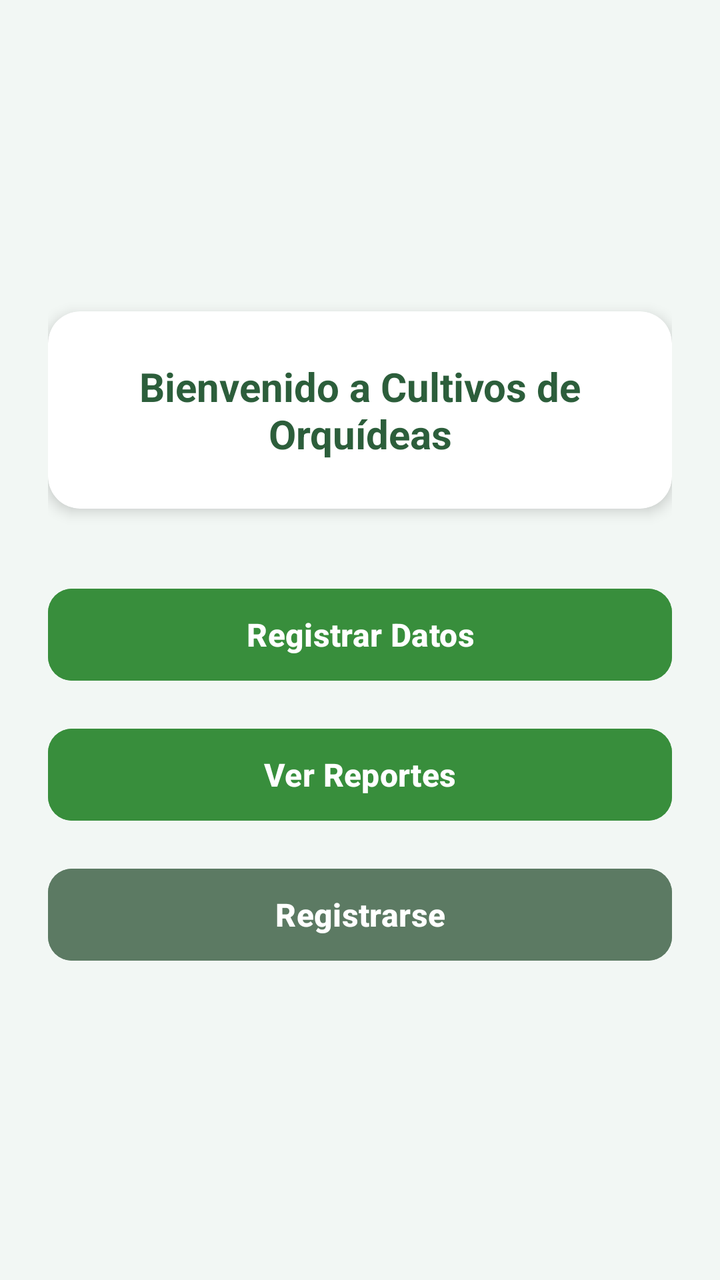
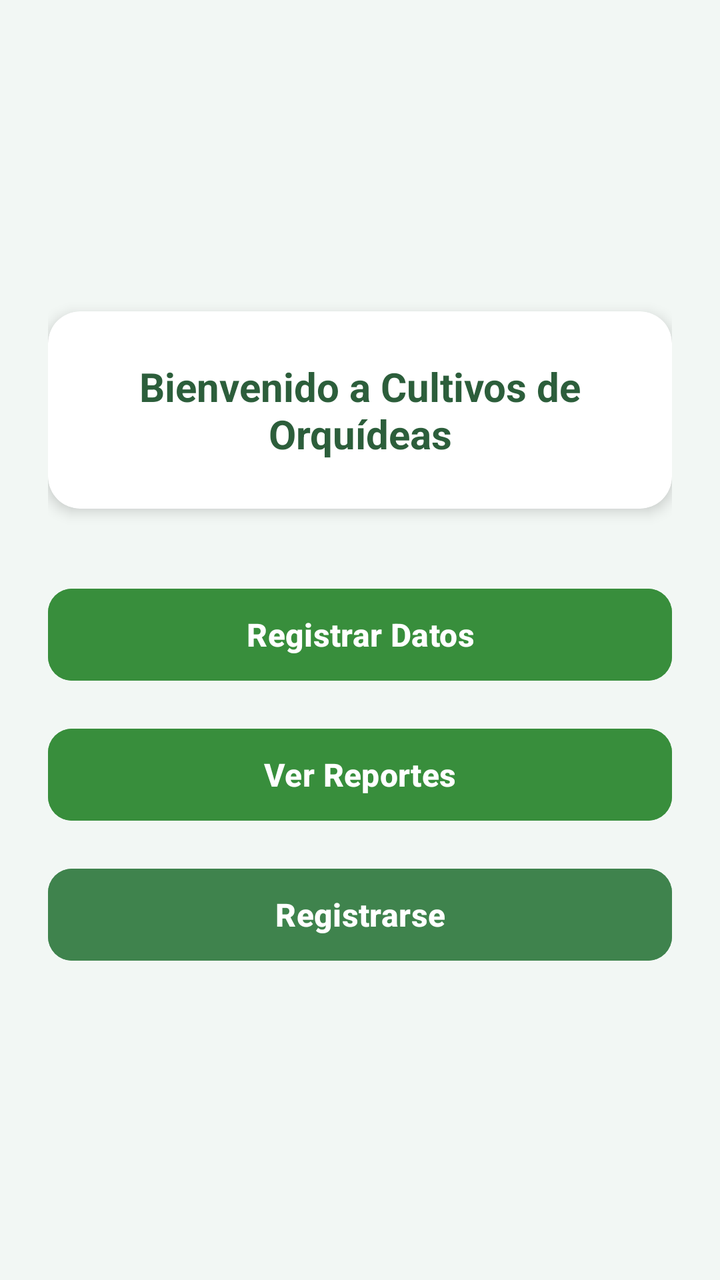

Two renders of the same Android screen: before a commit and after it. Below are the layout's source before the change and the commit's diff.
<!-- AndroidManifest.xml: application theme Theme.Cultivos_Orquideas -->
<!-- res/layout/activity_main.xml -->
<?xml version="1.0" encoding="utf-8"?>
<androidx.constraintlayout.widget.ConstraintLayout xmlns:android="http://schemas.android.com/apk/res/android"
    xmlns:app="http://schemas.android.com/apk/res-auto"
    android:layout_width="match_parent"
    android:layout_height="match_parent"
    android:background="#F2F7F4"> 

    <LinearLayout
        android:layout_width="0dp"
        android:layout_height="0dp"
        android:gravity="center"
        android:orientation="vertical"
        android:padding="24dp"
        app:layout_constraintBottom_toBottomOf="parent"
        app:layout_constraintEnd_toEndOf="parent"
        app:layout_constraintStart_toStartOf="parent"
        app:layout_constraintTop_toTopOf="parent">

        
        <androidx.cardview.widget.CardView
            android:layout_width="match_parent"
            android:layout_height="wrap_content"
            android:layout_marginBottom="36dp"
            app:cardCornerRadius="16dp"
            app:cardElevation="4dp"
            app:cardBackgroundColor="#FFFFFF">

            <TextView
                android:id="@+id/tvWelcome"
                android:layout_width="match_parent"
                android:layout_height="wrap_content"
                android:gravity="center"
                android:padding="24dp"
                android:text="Bienvenido a Cultivos de Orquídeas"
                android:textColor="#2C5E3B"
                android:textSize="20sp"
                android:textStyle="bold" />
        </androidx.cardview.widget.CardView>

        
        <Button
            android:id="@+id/btnRegistro"
            android:layout_width="match_parent"
            android:layout_height="54dp"
            android:layout_marginBottom="16dp"
            android:backgroundTint="#388E3C"
            android:text="Registrar Datos"
            android:textColor="#FFFFFF"
            android:textSize="16sp"
            android:textStyle="bold"
            app:cornerRadius="12dp" />
        <Button
            android:id="@+id/btnReportes"
            android:layout_width="match_parent"
            android:layout_height="54dp"
            android:layout_marginBottom="16dp"
            android:backgroundTint="#388E3C"
            android:text="Ver Reportes"
            android:textColor="#FFFFFF"
            android:textSize="16sp"
            android:textStyle="bold"
            app:cornerRadius="12dp" />
        <Button
            android:id="@+id/btnregistrarse"
            android:layout_width="match_parent"
            android:layout_height="54dp"
            android:backgroundTint="#5C7A63"
            android:text="Registrarse"
            android:textColor="#FFFFFF"
            android:textSize="16sp"
            android:textStyle="bold"
            app:cornerRadius="12dp" />
    </LinearLayout>

</androidx.constraintlayout.widget.ConstraintLayout>
<!-- resources referenced by this layout -->
<resources>
  <style name="Theme.Cultivos_Orquideas" parent="Base.Theme.Cultivos_Orquideas" />
  <style name="Base.Theme.Cultivos_Orquideas" parent="Theme.Material3.DayNight.NoActionBar">
          
          
      </style>
</resources>

<!-- the commit's change to res/layout/activity_main.xml (unified diff, before → after) -->
@@ -60,11 +60,12 @@
             android:textSize="16sp"
             android:textStyle="bold"
             app:cornerRadius="12dp" />
+
         <Button
             android:id="@+id/btnregistrarse"
             android:layout_width="match_parent"
             android:layout_height="54dp"
-            android:backgroundTint="#5C7A63"
+            android:backgroundTint="#3F834D"
             android:text="Registrarse"
             android:textColor="#FFFFFF"
             android:textSize="16sp"
